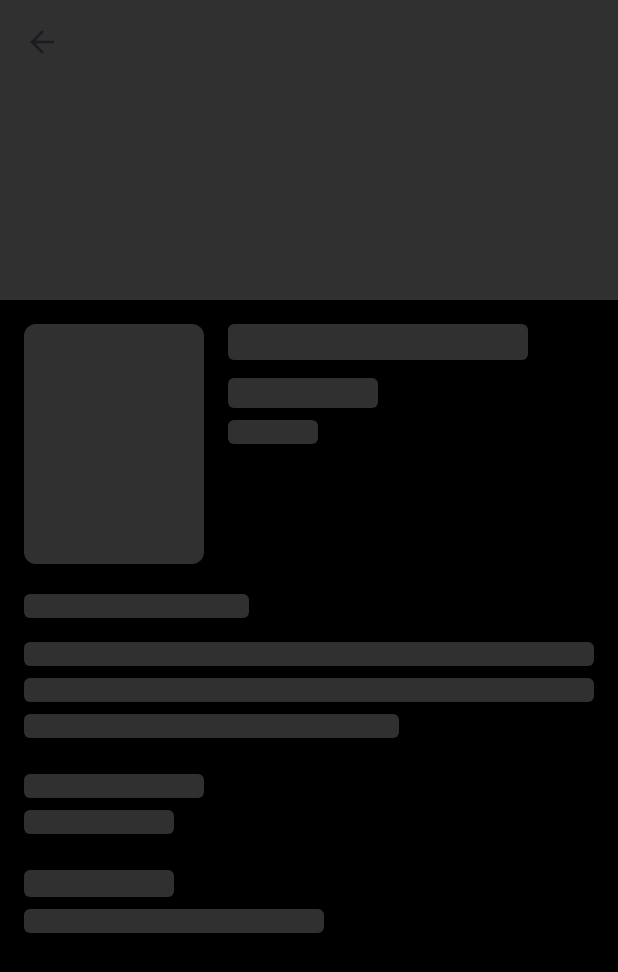
After one commit to iyzidann/movie-app-riverpod, a Flutter app: the MovieDetailSkeleton screen opened directly, on a phone screen of 412 x 824 dp. The commit adds this screen. Shown: the top 972 px of the screen. Run offline on Flutter 3.47's test engine with Material 3 defaults, Android fonts, the phone set to English and light mode, and no system bars; our stand-ins replace flutter_dotenv, flutter_riverpod; network calls fail.

Commit message:
feat: new loading using skeleton widget

```diff
--- a/lib/features/movies/presentation/pages/movie_detail_page.dart
+++ b/lib/features/movies/presentation/pages/movie_detail_page.dart
@@ -2,6 +2,7 @@ import 'package:flutter/material.dart';
 import 'package:flutter_riverpod/flutter_riverpod.dart';
 import 'package:movie_app_riverpod/features/movies/logic/detail/movie_detail_provider.dart';
 import 'package:movie_app_riverpod/features/movies/data/models/movie_detail_model.dart';
+import 'package:movie_app_riverpod/features/movies/presentation/widgets/movie_detail_skeleton.dart';
 
 class MovieDetailPage extends ConsumerWidget {
   final int movieId;
@@ -14,9 +15,7 @@ class MovieDetailPage extends ConsumerWidget {
 
     return movieDetailAsync.when(
       data: (movie) => _buildDetail(context, movie),
-      loading: () => const Scaffold(
-        body: Center(child: CircularProgressIndicator()),
-      ),
+      loading: () => const MovieDetailSkeleton(),
       error: (err, _) => Scaffold(
         body: Center(
           child: Text("Error: $err"),
--- /dev/null
+++ b/lib/features/movies/presentation/widgets/movie_detail_skeleton.dart
@@ -0,0 +1,180 @@
+import 'package:flutter/material.dart';
+
+class MovieDetailSkeleton extends StatelessWidget {
+  const MovieDetailSkeleton({super.key});
+
+  @override
+  Widget build(BuildContext context) {
+    return Scaffold(
+      backgroundColor: Colors.black,
+      body: CustomScrollView(
+        slivers: [
+          // Skeleton for backdrop
+          SliverAppBar(
+            backgroundColor: Colors.black,
+            expandedHeight: 200,
+            floating: false,
+            pinned: false,
+            flexibleSpace: Container(
+              color: Colors.grey[850],
+            ),
+          ),
+
+          // Skeleton for content
+          SliverToBoxAdapter(
+            child: Padding(
+              padding: const EdgeInsets.all(16),
+              child: Column(
+                crossAxisAlignment: CrossAxisAlignment.start,
+                children: [
+                  // Poster + Info row
+                  Row(
+                    crossAxisAlignment: CrossAxisAlignment.start,
+                    children: [
+                      // Skeleton poster
+                      Container(
+                        width: 120,
+                        height: 160,
+                        decoration: BoxDecoration(
+                          color: Colors.grey[850],
+                          borderRadius: BorderRadius.circular(8),
+                        ),
+                      ),
+                      const SizedBox(width: 16),
+                      // Skeleton title and metadata
+                      Expanded(
+                        child: Column(
+                          crossAxisAlignment: CrossAxisAlignment.start,
+                          children: [
+                            // Title skeleton
+                            Container(
+                              height: 24,
+                              width: 200,
+                              decoration: BoxDecoration(
+                                color: Colors.grey[850],
+                                borderRadius: BorderRadius.circular(4),
+                              ),
+                            ),
+                            const SizedBox(height: 12),
+                            // Rating skeleton
+                            Container(
+                              height: 20,
+                              width: 100,
+                              decoration: BoxDecoration(
+                                color: Colors.grey[850],
+                                borderRadius: BorderRadius.circular(4),
+                              ),
+                            ),
+                            const SizedBox(height: 8),
+                            // Runtime skeleton
+                            Container(
+                              height: 16,
+                              width: 60,
+                              decoration: BoxDecoration(
+                                color: Colors.grey[850],
+                                borderRadius: BorderRadius.circular(4),
+                              ),
+                            ),
+                          ],
+                        ),
+                      ),
+                    ],
+                  ),
+
+                  const SizedBox(height: 20),
+
+                  // Genres skeleton
+                  Container(
+                    height: 16,
+                    width: 150,
+                    decoration: BoxDecoration(
+                      color: Colors.grey[850],
+                      borderRadius: BorderRadius.circular(4),
+                    ),
+                  ),
+
+                  const SizedBox(height: 16),
+
+                  // Description skeleton
+                  Column(
+                    crossAxisAlignment: CrossAxisAlignment.start,
+                    children: [
+                      Container(
+                        height: 16,
+                        width: double.infinity,
+                        decoration: BoxDecoration(
+                          color: Colors.grey[850],
+                          borderRadius: BorderRadius.circular(4),
+                        ),
+                      ),
+                      const SizedBox(height: 8),
+                      Container(
+                        height: 16,
+                        width: double.infinity,
+                        decoration: BoxDecoration(
+                          color: Colors.grey[850],
+                          borderRadius: BorderRadius.circular(4),
+                        ),
+                      ),
+                      const SizedBox(height: 8),
+                      Container(
+                        height: 16,
+                        width: 250,
+                        decoration: BoxDecoration(
+                          color: Colors.grey[850],
+                          borderRadius: BorderRadius.circular(4),
+                        ),
+                      ),
+                    ],
+                  ),
+
+                  const SizedBox(height: 24),
+
+                  // Release date skeleton
+                  Container(
+                    height: 16,
+                    width: 120,
+                    decoration: BoxDecoration(
+                      color: Colors.grey[850],
+                      borderRadius: BorderRadius.circular(4),
+                    ),
+                  ),
+                  const SizedBox(height: 8),
+                  Container(
+                    height: 16,
+                    width: 100,
+                    decoration: BoxDecoration(
+                      color: Colors.grey[850],
+                      borderRadius: BorderRadius.circular(4),
+                    ),
+                  ),
+
+                  const SizedBox(height: 24),
+
+                  // Production companies skeleton
+                  Container(
+                    height: 18,
+                    width: 100,
+                    decoration: BoxDecoration(
+                      color: Colors.grey[850],
+                      borderRadius: BorderRadius.circular(4),
+                    ),
+                  ),
+                  const SizedBox(height: 8),
+                  Container(
+                    height: 16,
+                    width: 200,
+                    decoration: BoxDecoration(
+                      color: Colors.grey[850],
+                      borderRadius: BorderRadius.circular(4),
+                    ),
+                  ),
+                ],
+              ),
+            ),
+          ),
+        ],
+      ),
+    );
+  }
+}
```
